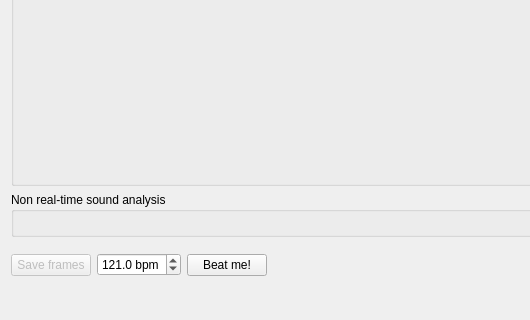
607011/lolQt, file mainwindow.ui: the form before one commit; both pictures show x 0 to 530 and y 211 to 531 of the 654 by 531 pixel window.
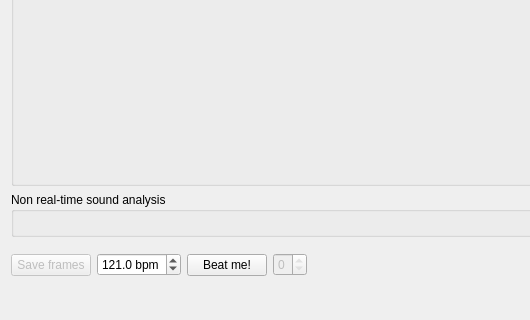
The form after the commit.

What changed in the file:
```diff
--- a/mainwindow.ui
+++ b/mainwindow.ui
@@ -78,6 +78,19 @@
         </property>
        </widget>
       </item>
+      <item>
+       <widget class="QSpinBox" name="offsetSpinBox">
+        <property name="enabled">
+         <bool>false</bool>
+        </property>
+        <property name="toolTip">
+         <string>Frame offset</string>
+        </property>
+        <property name="maximum">
+         <number>0</number>
+        </property>
+       </widget>
+      </item>
       <item>
        <spacer name="horizontalSpacer">
         <property name="orientation">
```
